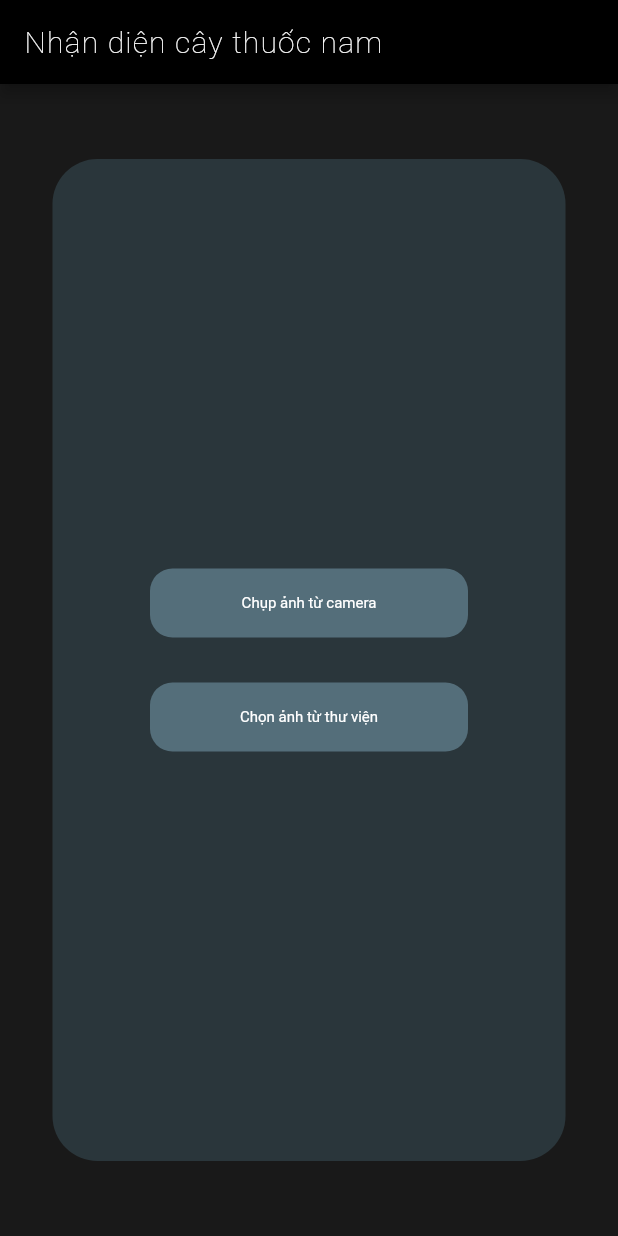
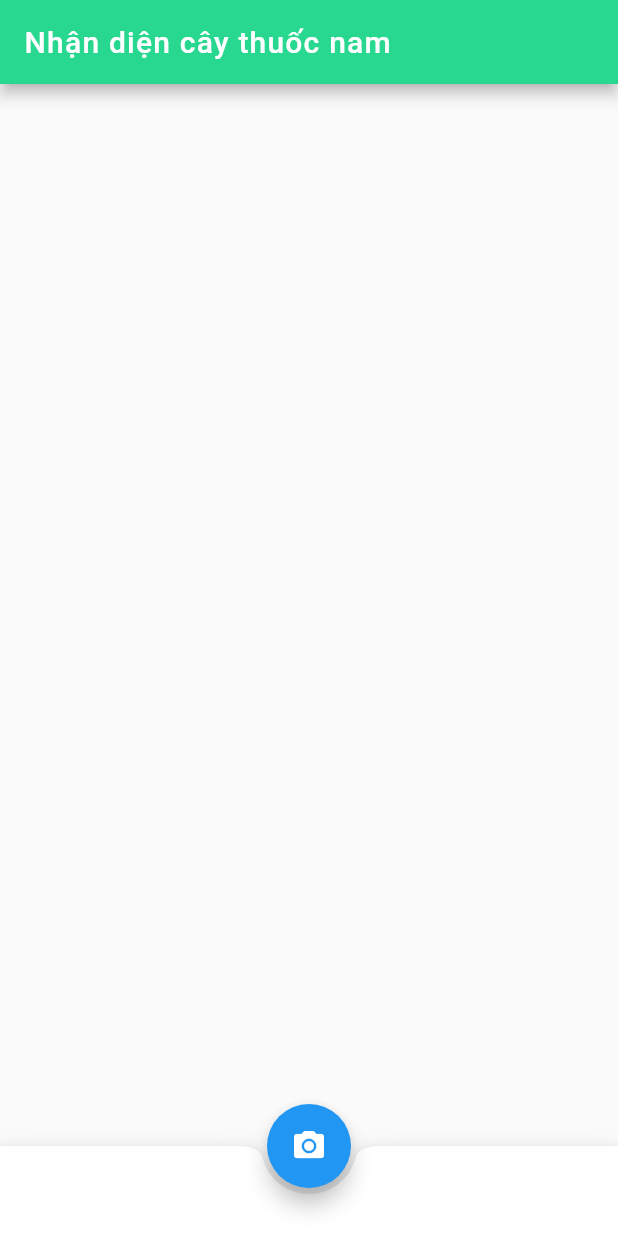
Before and after one commit to perovenus/flutterapp, a Flutter app: the screen it shows after launch, on a phone screen of 412 x 824 dp. Run offline on Flutter 3.47's test engine with Material 2 defaults, Android fonts, the phone set to English and light mode, and no system bars; our stand-ins replace image_picker; missing offline and left inert: mongo_dart, tflite.

Commit message:
update home

```diff
--- a/lib/home.dart
+++ b/lib/home.dart
@@ -79,114 +79,114 @@ class _HomeState extends State<Home> {
   Widget build(BuildContext context) {
     return Scaffold(
       appBar: AppBar(
-        backgroundColor: Colors.black,
-        title: Text(
+        backgroundColor: Color(0xFF29D890),
+        title: const Text(
           'Nhận diện cây thuốc nam',
           style: TextStyle(
             color: Colors.white,
-              fontWeight: FontWeight.w200,
             fontSize: 20,
             letterSpacing: 0.8),
         ),
       ),
-      body: Container(
-        color: Colors.black.withOpacity(0.9),
-        padding: EdgeInsets.symmetric(horizontal: 35, vertical: 50),
+      bottomNavigationBar: BottomAppBar(
+        shape: const CircularNotchedRectangle() ,
         child: Container(
-          alignment: Alignment.center,
-          padding: EdgeInsets.all(30),
-          decoration: BoxDecoration(
-            color: Color(0xFF2A363B),
-            borderRadius: BorderRadius.circular(30),
-          ),
-          child: Column(
-            mainAxisAlignment: MainAxisAlignment.center,
-            children: [
-              Container(
-                child: Center(
-                  child: _loading == true
-                      ? null //show nothing if no picture selected
-                      : Container(
-                          child: Column(
-                            children: [
-                              Container(
-                                height: 250,
-                                width: 250,
-                                child: ClipRRect(
-                                  borderRadius: BorderRadius.circular(30),
-                                  child: Image.file(
-                                    _image,
-                                    fit: BoxFit.fill,
+          height: 60,
         ),
       ),
+      floatingActionButton: FloatingActionButton(
+        onPressed: () {
+          showModalBottomSheet<void>(
+            context: context,
+            shape: const RoundedRectangleBorder(
+              borderRadius: BorderRadius.vertical(
+                top: Radius.circular(10.0),
+                bottom: Radius.circular(10.0)
+              ),
+            ),
+            builder: (BuildContext context) {
+              return Container(
+                height: 180,
+                child: Column(
+                  children: <Widget>[
+                    InkWell(
+                      onTap: () {
+                        pickImage();
+                      },
+                      child: FractionallySizedBox(
+                        widthFactor: 1.0,
+                        child: Container (
+                          height: 60,
+                          child: Center(
+                            child: const Text(
+                              'Chụp ảnh',
+                              style: TextStyle(
+                                fontSize: 20,
+                                color: Color(0xFF007AFF)
+                              )
+                            )
+                          )
+                        ),
+                      )
                     ),
                     Divider(
-                                height: 25,
-                                thickness: 1,
+                      height: 0,
                     ),
-                              _output != null
-                                  ? Text(
-                                        res,
+                    InkWell(
+                      onTap: () {
+                        pickGalleryImage();
+                      },
+                      child: FractionallySizedBox(
+                        widthFactor: 1.0,
+                        child: Container (
+                          height: 60,
+                          child: Center(
+                            child: const Text(
+                              'Ảnh từ thư viện',
                               style: TextStyle(
-                                          color: Colors.white,
-                                          fontSize: 18,
-                                          fontWeight: FontWeight.w400),
+                                fontSize: 20,
+                                color: Color(0xFF007AFF)
                               )
-                                  : Container(),
+                            )
+                          )
+                        ),
+                      )
+                    ),
                     Divider(
-                                height: 25,
-                                thickness: 1,
+                      height: 0,
                     ),
+                    InkWell(
+                      onTap: () {Navigator.pop(context);},
+                      child: FractionallySizedBox(
+                        widthFactor: 1.0,
+                        child: Container (
+                          height: 60,
+                          child: Center(
+                            child: const Text(
+                              'Cancel',
+                              style: TextStyle(
+                                fontSize: 20,
+                                fontWeight: FontWeight.bold,
+                                color: Color(0xFFEF5757)
+                              ),
+                            )
+                          )
+                        ),
+                      )
+                    )
                   ],
+                )
+
+                // child: Container()
+              );
+            }
+          );
+        },
+        child: const Icon(
+          Icons.camera_alt
+        )
       ),
-                        ),
-                ),
-              ),
-              Container(
-                child: Column(
-                  children: [
-                    GestureDetector(
-                      onTap: pickImage,
-                      child: Container(
-                        width: MediaQuery.of(context).size.width - 200,
-                        alignment: Alignment.center,
-                        padding:
-                            EdgeInsets.symmetric(horizontal: 24, vertical: 17),
-                        decoration: BoxDecoration(
-                            color: Colors.blueGrey[600],
-                            borderRadius: BorderRadius.circular(15)),
-                        child: Text(
-                          'Chụp ảnh từ camera',
-                          style: TextStyle(color: Colors.white, fontSize: 10),
-                        ),
-                      ),
-                    ),
-                    SizedBox(
-                      height: 30,
-                    ),
-                    GestureDetector(
-                      onTap: pickGalleryImage,
-                      child: Container(
-                        width: MediaQuery.of(context).size.width - 200,
-                        alignment: Alignment.center,
-                        padding:
-                            EdgeInsets.symmetric(horizontal: 24, vertical: 17),
-                        decoration: BoxDecoration(
-                            color: Colors.blueGrey[600],
-                            borderRadius: BorderRadius.circular(15)),
-                        child: Text(
-                          'Chọn ảnh từ thư viện',
-                          style: TextStyle(color: Colors.white, fontSize: 10),
-                        ),
-                      ),
-                    ),
-                  ],
-                ),
-              ),
-            ],
-          ),
-        ),
-      ),
+      floatingActionButtonLocation: FloatingActionButtonLocation.centerDocked,
     );
   }
 }
```
Lines whose indentation alone changed are shown as unchanged.
